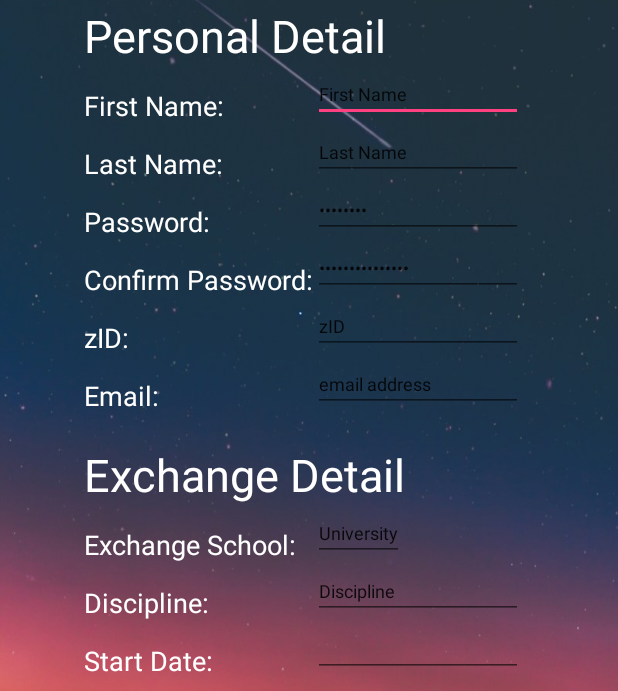
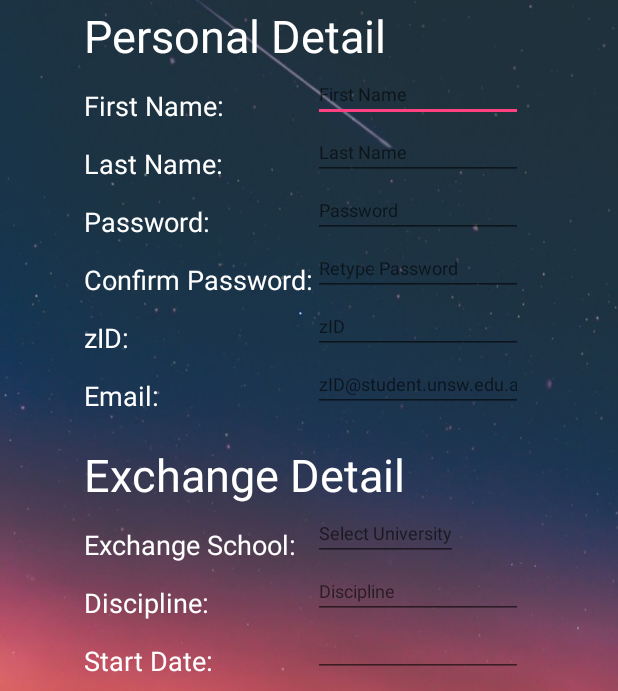
Before and after one commit to csohier/budgetExchange2, an Android app: the regPgOne screen opened directly, with no data from a screen before it, on a phone screen of 412 x 824 dp. Shown: the part 339-1030 px from the top of the screen. Run offline under Robolectric (Android 15) with nearby library versions, the phone set to English and light mode, and no system bars.

Commit message:
Changed the Signup xml fields to hint rather than text

```diff
--- a/app/src/main/java/com/example/budgetexchange/University.java
+++ b/app/src/main/java/com/example/budgetexchange/University.java
@@ -9,6 +9,10 @@ public class University {
     private String country;
     private String region;
 
+    public University () {
+        //Empty Constructor
+    }
+
     public University(String name, String discipline, String country, String region) {
         this.name = name;
         this.discipline = discipline;
@@ -16,38 +20,23 @@ public class University {
         this.region=region;
     }
 
-    public String getName() {
-        return name;
-    }
+    public String getName() { return name; }
 
-    public void setName(String name) {
-        this.name = name;
-    }
+    public void setName(String name) { this.name = name; }
 
-    public String getDiscipline() {
-        return discipline;
-    }
+    public String getDiscipline() { return discipline; }
 
-    public void setDiscipline(String discipline) {
-        this.discipline = discipline;
-    }
+    public void setDiscipline(String discipline) { this.discipline = discipline; }
 
-    public String getCountry() {
-        return country;
-    }
+    public String getCountry() { return country; }
 
-    public void setCountry(String country) {
-        this.country = country;
-    }
+    public void setCountry(String country) { this.country = country; }
 
-    public String getRegion() {
-        return region;
-    }
+    public String getRegion() { return region; }
 
-    public void setRegion(String region) {
-        this.region = region;
-    }
+    public void setRegion(String region) { this.region = region; }
 
+    //ArrayList for Universities
     public static ArrayList<University> getUniversities (){
         ArrayList<University> universities = new ArrayList<>();
         universities.add(new University("McGill University","Faculty of Law","Canada","North America"));
@@ -61,11 +50,10 @@ public class University {
 
     }
 
-    public static University searchUniversity(int position) {
-        for(int i = 0; i > getUniversities().size(); i++)
-            if(i==position){
-                return getUniversities().get(i);
-            }
+    //Search Function of Universities
+    public static University searchUniversity (String search) {
+        ArrayList<University> universities = getUniversities();
+        for (int i = 0; i < universities.size(); i++) { if (search.equals(universities.get(i).name)) { return universities.get(i);} }
         return null;
     }
 
--- a/app/src/main/java/com/example/budgetexchange/regPgOne.java
+++ b/app/src/main/java/com/example/budgetexchange/regPgOne.java
@@ -8,10 +8,9 @@ import android.widget.ArrayAdapter;
 import android.widget.AutoCompleteTextView;
 import android.widget.Button;
 import android.widget.EditText;
-import android.widget.Filter;
+import android.widget.ListAdapter;
 
 import java.util.ArrayList;
-import java.util.List;
 
 public class regPgOne extends AppCompatActivity {
 
@@ -26,7 +25,12 @@ public class regPgOne extends AppCompatActivity {
 
         university = (AutoCompleteTextView) findViewById(R.id.university);
 
-        ArrayAdapter<University> adapter = new ArrayAdapter<> (this, android.R.layout.simple_dropdown_item_1line, University.getUniversities());
+
+        //Adapter for holding the data view
+        ArrayAdapter<University> adapter = new ArrayAdapter<>(this,
+                android.R.layout.simple_dropdown_item_1line,
+                University.getUniversities());
+
         university.setAdapter(adapter);
 
         insertStudent = (Button) findViewById(R.id.insertStudent);
@@ -54,7 +58,7 @@ public class regPgOne extends AppCompatActivity {
                     discipline.getText().toString(),
                     university.getText().toString(),
                     stDate.getText().toString(),
-                    Float.valueOf(wkIncome.getText().toString())
+                    Float.parseFloat(wkIncome.getText().toString())
                 );
 
                 //need to fix float value of wkIncome and add scroll view
--- a/app/src/main/res/layout/one_pg_reg.xml
+++ b/app/src/main/res/layout/one_pg_reg.xml
@@ -51,11 +51,11 @@
                 android:id="@+id/fName"
                 android:layout_width="wrap_content"
                 android:layout_height="wrap_content"
+                android:layout_columnSpan="2"
                 android:ems="10"
+                android:hint="First Name"
                 android:inputType="textPersonName"
-                android:text="First Name"
-                android:textSize="12sp"
-                android:layout_columnSpan="2"/>
+                android:textSize="12sp" />
 
             <TextView
                 android:id="@+id/tvLastName"
@@ -71,13 +71,13 @@
                 android:id="@+id/lName"
                 android:layout_width="wrap_content"
                 android:layout_height="wrap_content"
+                android:layout_columnSpan="2"
                 android:layout_marginEnd="30dp"
                 android:layout_marginRight="30dp"
                 android:ems="10"
+                android:hint="Last Name"
                 android:inputType="textPersonName"
-                android:text="Last Name"
-                android:textSize="12sp"
-                android:layout_columnSpan="2"/>
+                android:textSize="12sp" />
 
             <TextView
                 android:id="@+id/tvPassword"
@@ -93,13 +93,13 @@
                 android:id="@+id/password"
                 android:layout_width="wrap_content"
                 android:layout_height="wrap_content"
+                android:layout_columnSpan="2"
                 android:layout_marginEnd="30dp"
                 android:layout_marginRight="30dp"
                 android:ems="10"
+                android:hint="@string/prompt_password"
                 android:inputType="textPassword"
-                android:text="Password"
-                android:textSize="12sp"
-                android:layout_columnSpan="2"/>
+                android:textSize="12sp" />
 
             <TextView
                 android:id="@+id/tvConPassword"
@@ -112,14 +112,13 @@
                 android:layout_columnSpan="1"/>
 
             <EditText
-                android:id="@+id/conPassword"
                 android:layout_width="wrap_content"
                 android:layout_height="wrap_content"
+                android:layout_columnSpan="2"
                 android:ems="10"
+                android:hint="Retype Password"
                 android:inputType="textPassword"
-                android:text="Retype Password"
-                android:textSize="12sp"
-                android:layout_columnSpan="2"/>
+                android:textSize="12sp" />
 
             <TextView
                 android:id="@+id/tvZID"
@@ -135,11 +134,11 @@
                 android:id="@+id/zID"
                 android:layout_width="wrap_content"
                 android:layout_height="wrap_content"
+                android:layout_columnSpan="2"
                 android:ems="10"
+                android:hint="zID"
                 android:inputType="text"
-                android:text="zID"
-                android:textSize="12sp"
-                android:layout_columnSpan="2"/>
+                android:textSize="12sp" />
 
             <TextView
                 android:id="@+id/tvEmail"
@@ -155,11 +154,11 @@
                 android:id="@+id/email"
                 android:layout_width="wrap_content"
                 android:layout_height="wrap_content"
+                android:layout_columnSpan="2"
                 android:ems="10"
+                android:hint="zID@student.unsw.edu.au"
                 android:inputType="textEmailAddress"
-                android:text="email address"
-                android:textSize="12sp"
-                android:layout_columnSpan="2"/>
+                android:textSize="12sp" />
 
             <TextView
                 android:id="@+id/tvExDetail"
@@ -188,7 +187,7 @@
                 android:layout_width="wrap_content"
                 android:layout_height="wrap_content"
                 android:layout_columnSpan="2"
-                android:text="University"
+                android:hint="Select University"
                 android:textSize="12sp" />
 
             <TextView
@@ -207,8 +206,8 @@
                 android:layout_height="wrap_content"
                 android:layout_columnSpan="2"
                 android:ems="10"
+                android:hint="Discipline"
                 android:inputType="text"
-                android:text="Discipline"
                 android:textSize="12sp" />
 
             <TextView
```
